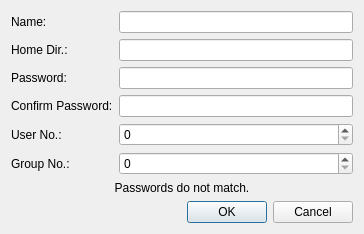
pars-linux/uludag, file branches/ahenk/2.0/bahadir.kandemir/ahenk/lider/lider/user.ui: the form before one commit.
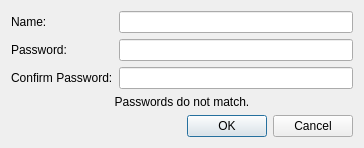
The form after the commit.

Commit message: Dialog for adding groups

```diff
--- a/branches/ahenk/2.0/bahadir.kandemir/ahenk/lider/lider/user.ui
+++ b/branches/ahenk/2.0/bahadir.kandemir/ahenk/lider/lider/user.ui
@@ -7,7 +7,7 @@
     <x>0</x>
     <y>0</y>
     <width>364</width>
-    <height>151</height>
+    <height>135</height>
    </rect>
   </property>
   <property name="windowTitle">
@@ -27,64 +27,34 @@
       <widget class="QLineEdit" name="editName"/>
      </item>
      <item row="1" column="0">
-      <widget class="QLabel" name="label_2">
-       <property name="text">
-        <string>Home Dir.:</string>
-       </property>
-      </widget>
-     </item>
-     <item row="1" column="1">
-      <widget class="QLineEdit" name="editHomeDir"/>
-     </item>
-     <item row="2" column="0">
       <widget class="QLabel" name="label_3">
        <property name="text">
         <string>Password:</string>
        </property>
       </widget>
      </item>
-     <item row="2" column="1">
+     <item row="1" column="1">
       <widget class="QLineEdit" name="editPassword">
        <property name="echoMode">
         <enum>QLineEdit::Password</enum>
        </property>
       </widget>
      </item>
-     <item row="3" column="0">
+     <item row="2" column="0">
       <widget class="QLabel" name="label_4">
        <property name="text">
         <string>Confirm Password:</string>
        </property>
       </widget>
      </item>
-     <item row="3" column="1">
+     <item row="2" column="1">
       <widget class="QLineEdit" name="editConfirmPassword">
        <property name="echoMode">
         <enum>QLineEdit::Password</enum>
        </property>
       </widget>
      </item>
-     <item row="4" column="0">
-      <widget class="QLabel" name="label_3">
-       <property name="text">
-        <string>User No.:</string>
-       </property>
-      </widget>
-     </item>
-     <item row="4" column="1">
-      <widget class="QSpinBox" name="spinUID"/>
-     </item>
-     <item row="5" column="0">
-      <widget class="QLabel" name="label_4">
-       <property name="text">
-        <string>Group No.:</string>
-       </property>
-      </widget>
-     </item>
-     <item row="5" column="1">
-      <widget class="QSpinBox" name="spinGID"/>
-     </item>
-     <item row="6" column="0" colspan="2">
+     <item row="3" column="0" colspan="2">
       <widget class="QLabel" name="labelWarning">
        <property name="text">
         <string>Passwords do not match.</string>
@@ -94,7 +64,7 @@
        </property>
       </widget>
      </item>
-     <item row="7" column="0" colspan="2">
+     <item row="4" column="0" colspan="2">
       <widget class="QDialogButtonBox" name="buttonBox">
        <property name="orientation">
         <enum>Qt::Horizontal</enum>
```
The commit also changes 11 other files.
